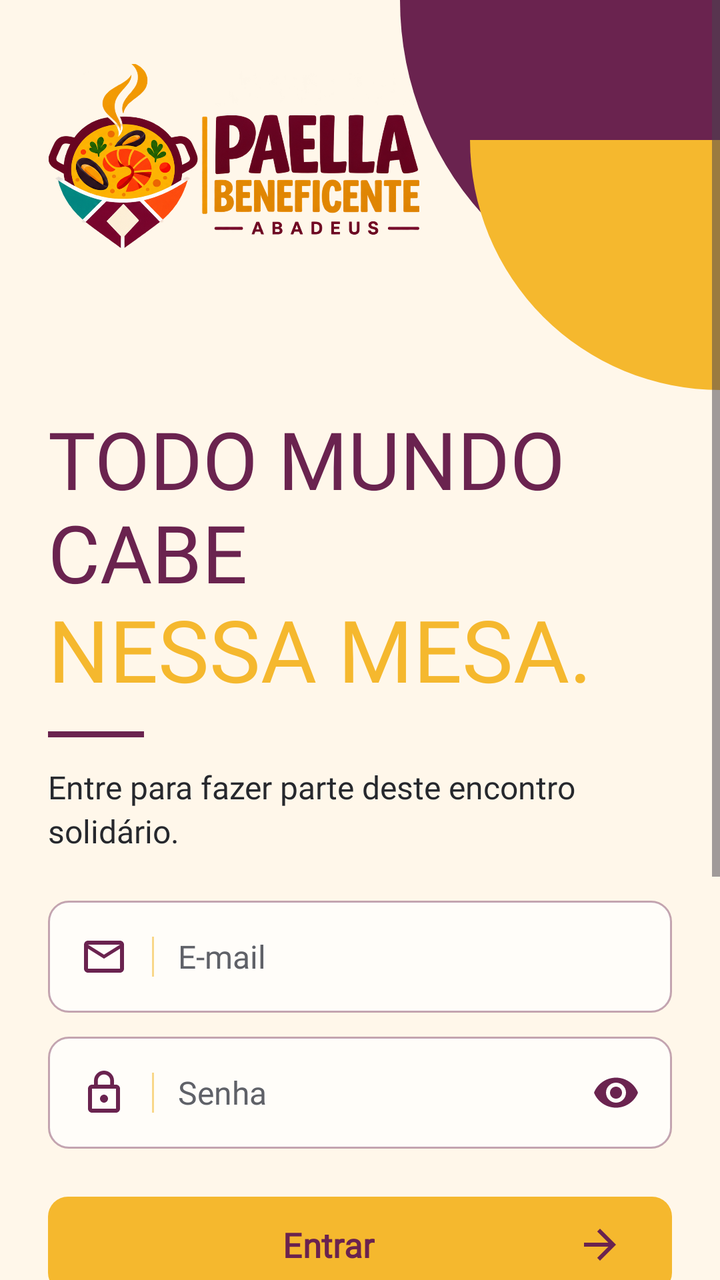
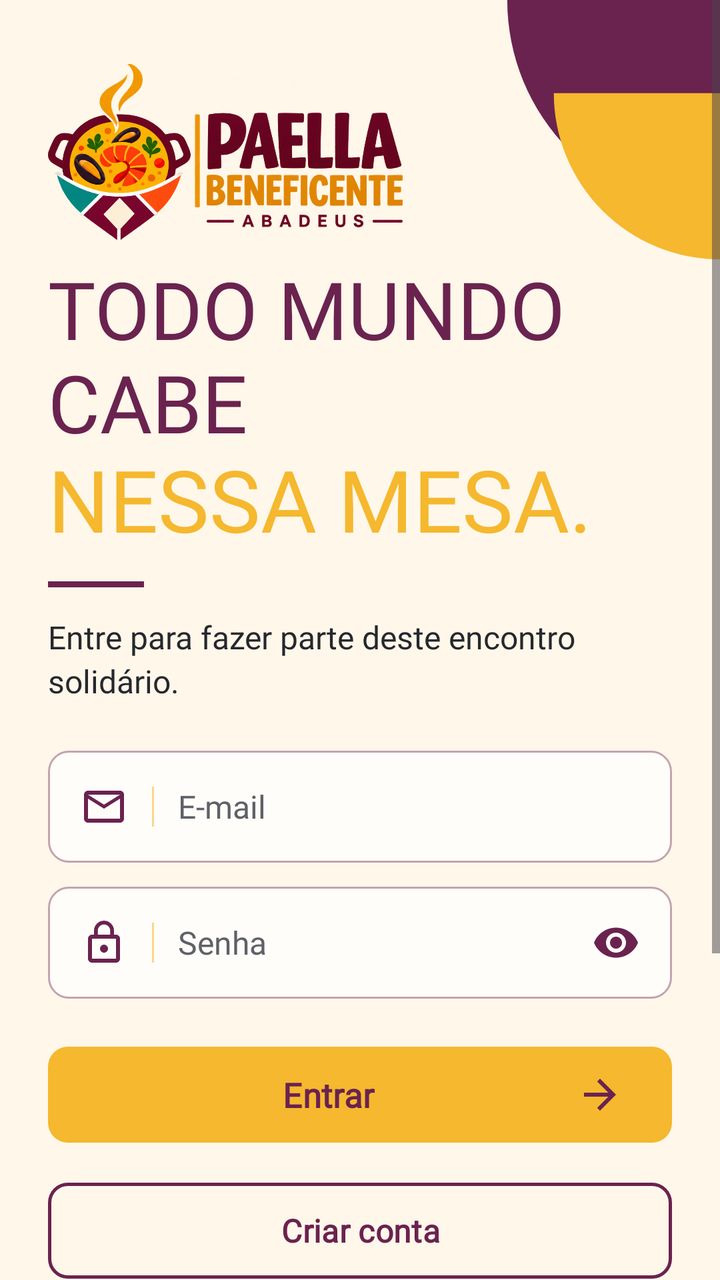

Before-and-after screenshots of an Android layout around one commit, followed by the original layout XML and the change that was made.
<!-- AndroidManifest.xml: activity theme Theme.TrabalhoInterDiciplinar.Auth -->
<!-- res/layout/activity_login.xml -->
<?xml version="1.0" encoding="utf-8"?>
<ScrollView xmlns:android="http://schemas.android.com/apk/res/android"
    xmlns:app="http://schemas.android.com/apk/res-auto"
    android:id="@+id/scroll_login"
    android:layout_width="match_parent"
    android:layout_height="match_parent"
    android:background="@color/brand_creme"
    android:fillViewport="true">

    <LinearLayout
        android:layout_width="match_parent"
        android:layout_height="wrap_content"
        android:orientation="vertical">

        
        <FrameLayout
            android:id="@+id/topo_login"
            android:layout_width="match_parent"
            android:layout_height="wrap_content"
            android:minHeight="208dp">

            <ImageView
                android:layout_width="180dp"
                android:layout_height="200dp"
                android:layout_gravity="top|end"
                android:importantForAccessibility="no"
                android:scaleType="fitEnd"
                android:src="@drawable/deco_login_superior" />

            <ImageView
                android:id="@+id/img_logo"
                android:layout_width="wrap_content"
                android:layout_height="wrap_content"
                android:layout_gravity="top|start"
                android:layout_marginStart="24dp"
                android:layout_marginTop="32dp"
                android:layout_marginEnd="@dimen/login_logo_margem_dir"
                android:adjustViewBounds="true"
                android:contentDescription="@string/logo_cd"
                android:maxWidth="250dp"
                android:scaleType="fitCenter"
                android:src="@drawable/logo_paella_beneficente" />
        </FrameLayout>

        <LinearLayout
            android:id="@+id/form_login"
            android:layout_width="match_parent"
            android:layout_height="wrap_content"
            android:orientation="vertical"
            android:paddingHorizontal="24dp">

            
            <TextView
                android:layout_width="match_parent"
                android:layout_height="wrap_content"
                android:fontFamily="@font/barlow_condensed_bold"
                android:includeFontPadding="false"
                android:text="@string/login_headline_1"
                android:textAllCaps="true"
                android:textColor="@color/brand_vinho"
                android:textSize="40sp" />

            <TextView
                android:layout_width="match_parent"
                android:layout_height="wrap_content"
                android:fontFamily="@font/barlow_condensed_bold"
                android:includeFontPadding="false"
                android:text="@string/login_headline_2"
                android:textAllCaps="true"
                android:textColor="@color/brand_acafrao"
                android:textSize="43sp" />

            <View
                android:layout_width="48dp"
                android:layout_height="3dp"
                android:layout_marginTop="14dp"
                android:background="@color/brand_vinho"
                android:importantForAccessibility="no" />

            <TextView
                android:layout_width="match_parent"
                android:layout_height="wrap_content"
                android:layout_marginTop="14dp"
                android:fontFamily="@font/inter_variable"
                android:lineSpacingExtra="3sp"
                android:text="@string/login_apoio"
                android:textColor="@color/brand_grafite"
                android:textSize="16sp" />

            
            <LinearLayout
                android:id="@+id/campo_email"
                android:layout_width="match_parent"
                android:layout_height="wrap_content"
                android:layout_marginTop="24dp"
                android:addStatesFromChildren="true"
                android:background="@drawable/bg_login_campo"
                android:gravity="center_vertical"
                android:minHeight="56dp"
                android:orientation="horizontal"
                android:paddingStart="16dp"
                android:paddingEnd="16dp">

                <ImageView
                    android:layout_width="24dp"
                    android:layout_height="24dp"
                    android:importantForAccessibility="no"
                    android:src="@drawable/ic_login_email" />

                <View
                    android:layout_width="1dp"
                    android:layout_height="20dp"
                    android:layout_marginStart="12dp"
                    android:layout_marginEnd="12dp"
                    android:background="#8CF5B82E"
                    android:importantForAccessibility="no" />

                <EditText
                    android:id="@+id/edt_email"
                    android:layout_width="0dp"
                    android:layout_height="56dp"
                    android:layout_weight="1"
                    android:autofillHints="emailAddress"
                    android:background="@null"
                    android:fontFamily="@font/inter_variable"
                    android:hint="@string/hint_email"
                    android:imeOptions="actionNext"
                    android:importantForAutofill="yes"
                    android:inputType="textEmailAddress|textNoSuggestions"
                    android:maxLines="1"
                    android:padding="0dp"
                    android:textColor="@color/brand_grafite"
                    android:textColorHint="@color/brand_grafite_muted"
                    android:textSize="16sp" />
            </LinearLayout>

            <TextView
                android:id="@+id/erro_email"
                android:layout_width="match_parent"
                android:layout_height="wrap_content"
                android:layout_marginStart="4dp"
                android:layout_marginTop="4dp"
                android:fontFamily="@font/inter_variable"
                android:textColor="@color/brand_paprica"
                android:textSize="13sp"
                android:visibility="gone" />

            
            <LinearLayout
                android:id="@+id/campo_senha"
                android:layout_width="match_parent"
                android:layout_height="wrap_content"
                android:layout_marginTop="12dp"
                android:addStatesFromChildren="true"
                android:background="@drawable/bg_login_campo"
                android:gravity="center_vertical"
                android:minHeight="56dp"
                android:orientation="horizontal"
                android:paddingStart="16dp"
                android:paddingEnd="4dp">

                <ImageView
                    android:layout_width="24dp"
                    android:layout_height="24dp"
                    android:importantForAccessibility="no"
                    android:src="@drawable/ic_login_lock" />

                <View
                    android:layout_width="1dp"
                    android:layout_height="20dp"
                    android:layout_marginStart="12dp"
                    android:layout_marginEnd="12dp"
                    android:background="#8CF5B82E"
                    android:importantForAccessibility="no" />

                <EditText
                    android:id="@+id/edt_senha"
                    android:layout_width="0dp"
                    android:layout_height="56dp"
                    android:layout_weight="1"
                    android:autofillHints="password"
                    android:background="@null"
                    android:fontFamily="@font/inter_variable"
                    android:hint="@string/hint_senha"
                    android:imeOptions="actionDone"
                    android:importantForAutofill="yes"
                    android:inputType="textPassword"
                    android:maxLines="1"
                    android:padding="0dp"
                    android:textColor="@color/brand_grafite"
                    android:textColorHint="@color/brand_grafite_muted"
                    android:textSize="16sp" />

                <ImageButton
                    android:id="@+id/btn_olho"
                    android:layout_width="48dp"
                    android:layout_height="48dp"
                    android:background="@drawable/bg_login_olho"
                    android:contentDescription="@string/login_senha_mostrar"
                    android:src="@drawable/ic_login_olho" />
            </LinearLayout>

            <TextView
                android:id="@+id/erro_senha"
                android:layout_width="match_parent"
                android:layout_height="wrap_content"
                android:layout_marginStart="4dp"
                android:layout_marginTop="4dp"
                android:fontFamily="@font/inter_variable"
                android:textColor="@color/brand_paprica"
                android:textSize="13sp"
                android:visibility="gone" />

            
            <com.google.android.material.button.MaterialButton
                android:id="@+id/btn_entrar"
                style="@style/Widget.Paella.Button.Primary"
                android:layout_width="match_parent"
                android:layout_height="wrap_content"
                android:layout_marginTop="20dp"
                android:fontFamily="@font/inter_variable"
                android:minHeight="56dp"
                android:text="@string/btn_entrar"
                android:textColor="@color/brand_vinho"
                android:textSize="17sp"
                app:cornerRadius="10dp"
                app:icon="@drawable/ic_login_seta"
                app:iconGravity="end"
                app:iconSize="24dp"
                app:iconTint="@color/brand_vinho" />

            <com.google.android.material.button.MaterialButton
                android:id="@+id/link_cadastro"
                style="@style/Widget.Paella.Button.Outline"
                android:layout_width="match_parent"
                android:layout_height="wrap_content"
                android:layout_marginTop="12dp"
                android:fontFamily="@font/inter_variable"
                android:minHeight="56dp"
                android:text="@string/link_cadastro"
                android:textSize="16sp"
                app:backgroundTint="@color/brand_creme"
                app:cornerRadius="10dp" />

            <LinearLayout
                android:id="@+id/link_recuperar"
                android:layout_width="wrap_content"
                android:layout_height="wrap_content"
                android:layout_gravity="center_horizontal"
                android:layout_marginTop="8dp"
                android:background="?attr/selectableItemBackground"
                android:clickable="true"
                android:focusable="true"
                android:minHeight="48dp"
                android:gravity="center"
                android:orientation="vertical"
                android:paddingHorizontal="12dp">

                <TextView
                    android:layout_width="wrap_content"
                    android:layout_height="wrap_content"
                    android:fontFamily="@font/inter_variable"
                    android:text="@string/link_recuperar"
                    android:textColor="@color/brand_vinho"
                    android:textSize="15sp"
                    android:textStyle="bold" />

                <View
                    android:layout_width="match_parent"
                    android:layout_height="2dp"
                    android:layout_marginTop="2dp"
                    android:background="@color/brand_acafrao"
                    android:importantForAccessibility="no" />
            </LinearLayout>
        </LinearLayout>

        
        <FrameLayout
            android:id="@+id/zona_inferior"
            android:layout_width="match_parent"
            android:layout_height="0dp"
            android:layout_weight="1"
            android:minHeight="130dp">

            <ImageView
                android:layout_width="150dp"
                android:layout_height="150dp"
                android:layout_gravity="bottom|end"
                android:importantForAccessibility="no"
                android:scaleType="fitEnd"
                android:src="@drawable/deco_login_inferior_dir" />

            <ImageView
                android:layout_width="160dp"
                android:layout_height="160dp"
                android:layout_gravity="bottom|start"
                android:importantForAccessibility="no"
                android:scaleType="fitStart"
                android:src="@drawable/deco_login_inferior_esq" />
        </FrameLayout>
    </LinearLayout>
</ScrollView>
<!-- resources referenced by this layout -->
<resources>
  <color name="brand_acafrao">#FFF5B82E</color>
  <color name="brand_creme">#FFFFF7EA</color>
  <color name="brand_grafite">#FF26282D</color>
  <color name="brand_grafite_muted">#FF5F6168</color>
  <color name="brand_paprica">#FFE95032</color>
  <color name="brand_vinho">#FF6A234F</color>
  <dimen name="login_logo_margem_dir">150dp</dimen>
  <!-- drawable bg_login_olho (drawable) -->
  <?xml version="1.0" encoding="utf-8"?>
  <ripple xmlns:android="http://schemas.android.com/apk/res/android"
      android:color="#336A234F" />
  <!-- drawable deco_login_inferior_dir (drawable) -->
  <?xml version="1.0" encoding="utf-8"?>
  <vector xmlns:android="http://schemas.android.com/apk/res/android"
      android:width="150dp"
      android:height="150dp"
      android:viewportWidth="150"
      android:viewportHeight="150">
      <path
          android:fillColor="#146A234F"
          android:pathData="M110,30L190,110L110,190L30,110Z" />
      <path
          android:fillColor="#14F5B82E"
          android:pathData="M110,70L150,110L110,150L70,110Z" />
  </vector>
  <!-- drawable deco_login_superior (drawable) -->
  <?xml version="1.0" encoding="utf-8"?>
  <vector xmlns:android="http://schemas.android.com/apk/res/android"
      android:width="180dp"
      android:height="200dp"
      android:viewportWidth="180"
      android:viewportHeight="200">
      <path
          android:fillColor="#FF6A234F"
          android:pathData="M180,0L20,0A160,160 0 0 0 180,160Z" />
      <path
          android:fillColor="#FFF5B82E"
          android:pathData="M180,70L55,70A125,125 0 0 0 180,195Z" />
  </vector>
  <!-- drawable ic_login_email (drawable) -->
  <?xml version="1.0" encoding="utf-8"?>
  <vector xmlns:android="http://schemas.android.com/apk/res/android"
      android:width="24dp"
      android:height="24dp"
      android:viewportWidth="24"
      android:viewportHeight="24">
      <path
          android:fillColor="#FF6A234F"
          android:pathData="M20,4H4c-1.1,0 -1.99,0.9 -1.99,2L2,18c0,1.1 0.9,2 2,2h16c1.1,0 2,-0.9 2,-2V6c0,-1.1 -0.9,-2 -2,-2zM20,18H4V8l8,5 8,-5v10zM12,11L4,6h16l-8,5z" />
  </vector>
  <!-- drawable ic_login_seta (drawable) -->
  <?xml version="1.0" encoding="utf-8"?>
  <vector xmlns:android="http://schemas.android.com/apk/res/android"
      android:width="24dp"
      android:height="24dp"
      android:viewportWidth="24"
      android:viewportHeight="24">
      <path
          android:fillColor="#FF6A234F"
          android:pathData="M12,4l-1.41,1.41L16.17,11H4v2h12.17l-5.58,5.59L12,20l8,-8z" />
  </vector>
  <string name="btn_entrar">Entrar</string>
  <string name="hint_email">E-mail</string>
  <string name="hint_senha">Senha</string>
  <string name="link_cadastro">Criar conta</string>
  <string name="link_recuperar">Esqueci a senha</string>
  <string name="login_apoio">Entre para fazer parte deste encontro solidário.</string>
  <string name="login_headline_1">Todo mundo cabe</string>
  <string name="login_headline_2">Nessa mesa.</string>
  <string name="login_senha_mostrar">Mostrar senha</string>
  <string name="logo_cd">Paella Beneficente, uma iniciativa de ABADEUS</string>
  <style name="Theme.TrabalhoInterDiciplinar.Auth" parent="Theme.TrabalhoInterDiciplinar">
          <item name="android:statusBarColor">@color/brand_creme</item>
          <item name="android:windowLightStatusBar">true</item>
          <item name="android:windowBackground">@color/brand_creme</item>
      </style>
  <dimen name="touch_target">48dp</dimen>
  <dimen name="radius_brand">8dp</dimen>
  <style name="Theme.TrabalhoInterDiciplinar" parent="Base.Theme.TrabalhoInterDiciplinar" />
  <color name="lime">#FFFFC12D</color>
  <color name="text_dark">#FF1A1A1A</color>
  <color name="leaf">#FF5C2D4B</color>
  <color name="white">#FFFFFFFF</color>
  <color name="bg_app">#FFFFFBF5</color>
  <color name="nav_dark">#FF1A1A1A</color>
  <!-- unchanged entries left out for length: 8 -->
</resources>

<!-- the commit's change to res/layout/activity_login.xml (unified diff, before → after) -->
@@ -13,34 +13,34 @@
         android:orientation="vertical">
 
         
-        <FrameLayout
+        <LinearLayout
             android:id="@+id/topo_login"
             android:layout_width="match_parent"
             android:layout_height="wrap_content"
-            android:minHeight="208dp">
+            android:gravity="top"
+            android:orientation="horizontal">
 
             <ImageView
-                android:layout_width="180dp"
-                android:layout_height="200dp"
-                android:layout_gravity="top|end"
+                android:id="@+id/img_logo"
+                android:layout_width="0dp"
+                android:layout_height="wrap_content"
+                android:layout_marginStart="24dp"
+                android:layout_marginTop="32dp"
+                android:layout_marginEnd="8dp"
+                android:layout_weight="1"
+                android:adjustViewBounds="true"
+                android:contentDescription="@string/logo_cd"
+                android:maxHeight="88dp"
+                android:scaleType="fitStart"
+                android:src="@drawable/logo_paella_beneficente" />
+
+            <ImageView
+                android:layout_width="120dp"
+                android:layout_height="133dp"
                 android:importantForAccessibility="no"
                 android:scaleType="fitEnd"
                 android:src="@drawable/deco_login_superior" />
-
-            <ImageView
-                android:id="@+id/img_logo"
-                android:layout_width="wrap_content"
-                android:layout_height="wrap_content"
-                android:layout_gravity="top|start"
-                android:layout_marginStart="24dp"
-                android:layout_marginTop="32dp"
-                android:layout_marginEnd="@dimen/login_logo_margem_dir"
-                android:adjustViewBounds="true"
-                android:contentDescription="@string/logo_cd"
-                android:maxWidth="250dp"
-                android:scaleType="fitCenter"
-                android:src="@drawable/logo_paella_beneficente" />
-        </FrameLayout>
+        </LinearLayout>
 
         <LinearLayout
             android:id="@+id/form_login"
<!-- resource entries referenced after the edit -->
@@ -6,7 +6,6 @@
   <color name="brand_grafite_muted">#FF5F6168</color>
   <color name="brand_paprica">#FFE95032</color>
   <color name="brand_vinho">#FF6A234F</color>
-  <dimen name="login_logo_margem_dir">150dp</dimen>
   <!-- drawable bg_login_olho (drawable) -->
   <?xml version="1.0" encoding="utf-8"?>
   <ripple xmlns:android="http://schemas.android.com/apk/res/android"
